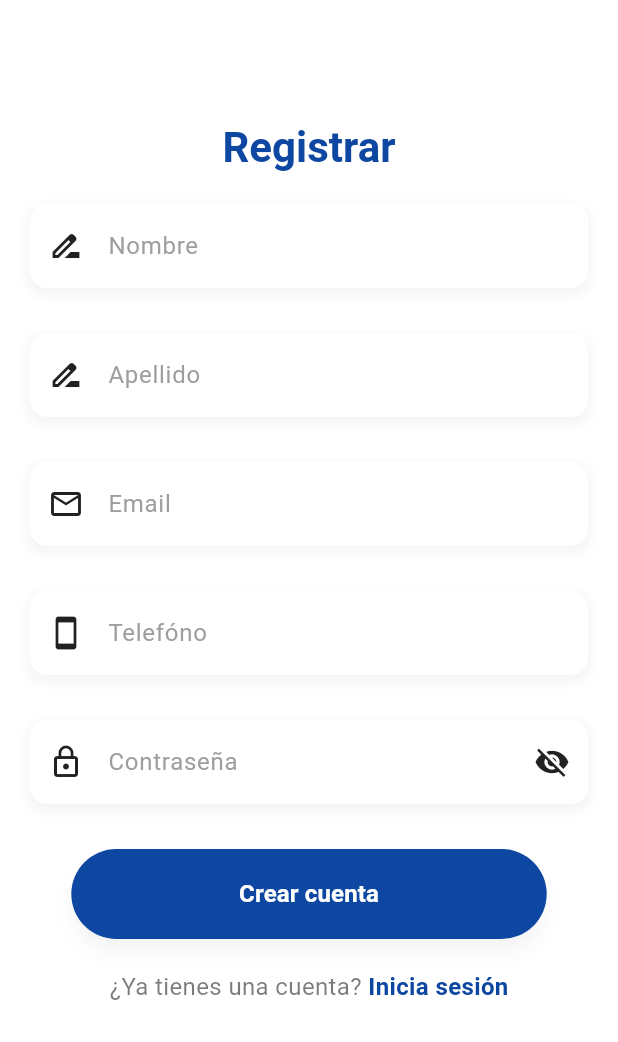
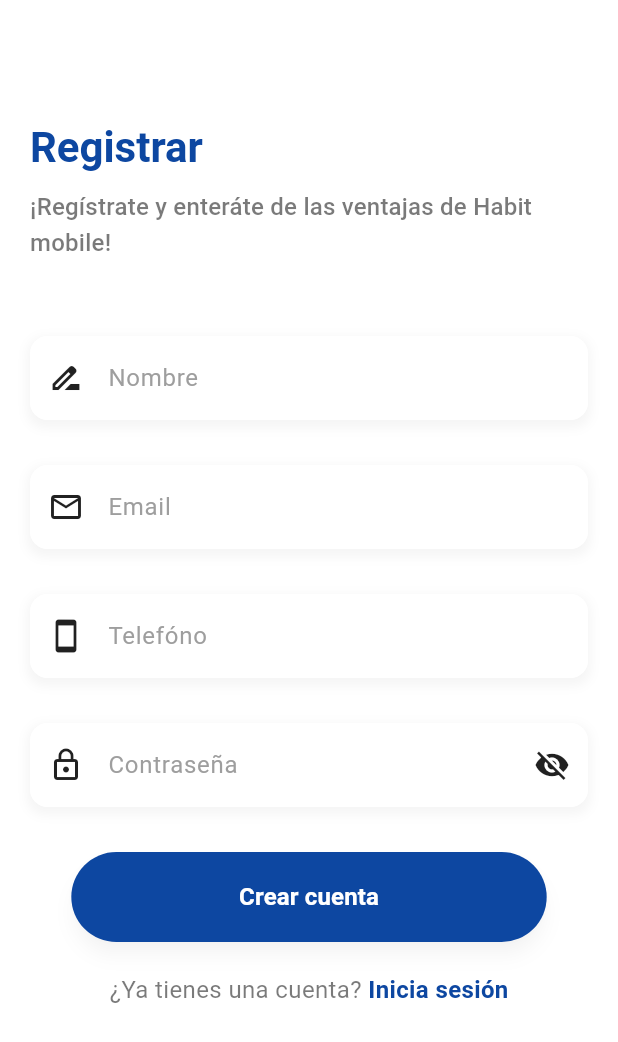
Before and after one commit to Danie0822/habbit_mobil_flutter, a Flutter app: the screen it shows after launch, on a phone screen of 412 x 824 dp. Shown: the top 1042 px of the screen. Run offline on Flutter 3.47's test engine with Material 3 defaults, Android fonts, the phone set to English and light mode, and no system bars; our stand-ins replace animated_bottom_navigation_bar, go_router.

Commit message:
Modificando register screen

```diff
--- a/lib/screens/register_screen.dart
+++ b/lib/screens/register_screen.dart
@@ -75,7 +75,7 @@ class _RegisterScreenState extends State<RegisterScreen>
                             child: Form(
                               key: _formKey,
                               child: Column(
-                                crossAxisAlignment: CrossAxisAlignment.center,
+                                crossAxisAlignment: CrossAxisAlignment.start,
                                 children: [
                                   const SizedBox(height: 60),
                                   Text(
@@ -84,6 +84,12 @@ class _RegisterScreenState extends State<RegisterScreen>
                                         context, colorTexto),
                                   ),
                                   const SizedBox(height: 10),
+                                  Text(
+                                    "¡Regístrate y enteráte de las ventajas de Habit mobile!",
+                                    style: AppStyles.subtitle1(
+                                        context),
+                                  ),
+                                  const SizedBox(height: 40),
                                   //Inicio de los txt para el formulario
                                   MyTextField(
                                     context: context,
@@ -91,14 +97,6 @@ class _RegisterScreenState extends State<RegisterScreen>
                                     isPassword: false,
                                     icon: Icons.drive_file_rename_outline,
                                     key: const Key('nombre'),
-                                  ),
-                                  const SizedBox(height: 10),
-                                  MyTextField(
-                                    context: context,
-                                    hint: "Apellido",
-                                    isPassword: false,
-                                    icon: Icons.drive_file_rename_outline,
-                                    key: const Key('apellido'),
                                   ),
                                   const SizedBox(height: 10),
                                   MyTextField(
```
